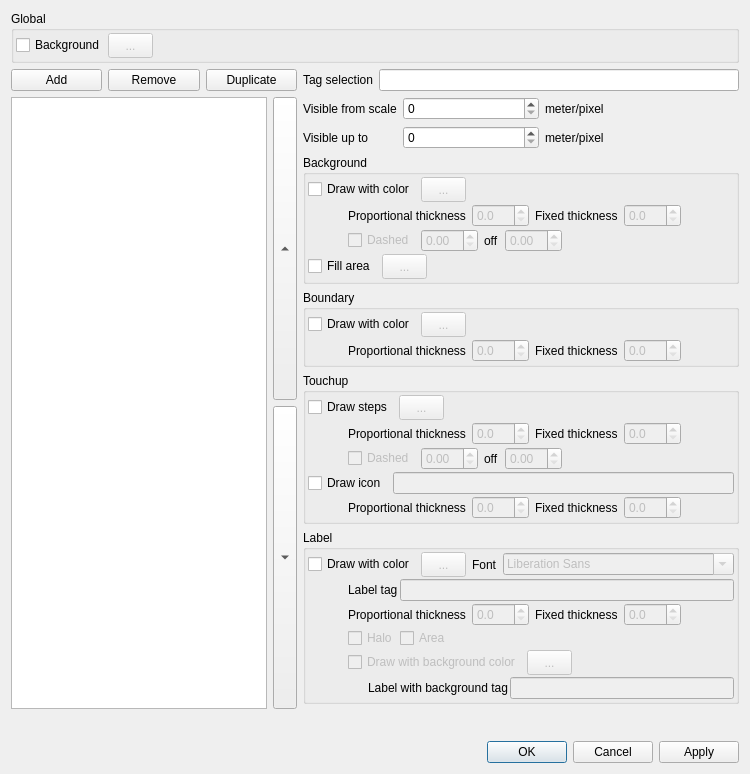
Before: the Qt Designer form src/PaintStyle/PaintStyleEditor.ui in openstreetmap/merkaartor, drawn with Qt 5.
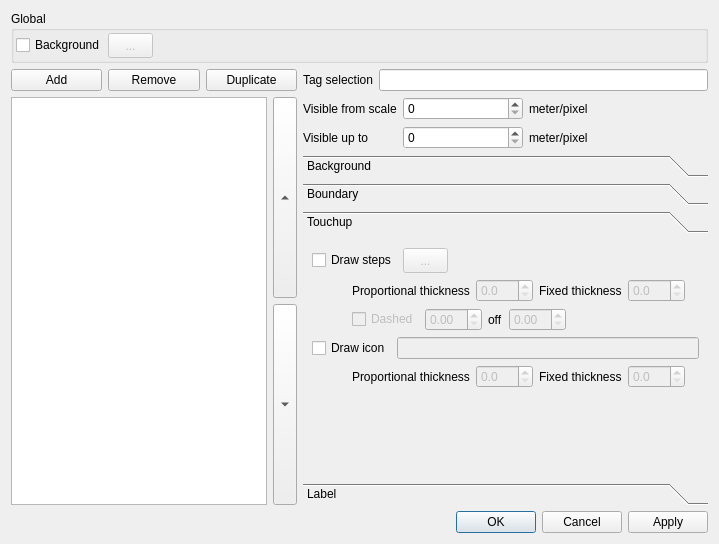
After: the same form once the commit is applied. The open tabs and pages were chosen to show the change.

Commit message: FIX : Fit the style editor in 1024x600 resolution (fixes #1609)

Diff of the .ui file:
```diff
--- a/src/PaintStyle/PaintStyleEditor.ui
+++ b/src/PaintStyle/PaintStyleEditor.ui
@@ -1,13 +1,13 @@
 <?xml version="1.0" encoding="UTF-8"?>
 <ui version="4.0">
  <class>PaintStyleEditor</class>
- <widget class="QDialog" name="PaintStyleEditor">
-  <property name="geometry">
+ <widget class="QDialog" name="PaintStyleEditor" >
+  <property name="geometry" >
    <rect>
     <x>0</x>
     <y>0</y>
-    <width>727</width>
-    <height>774</height>
+    <width>719</width>
+    <height>544</height>
    </rect>
   </property>
   <property name="windowTitle">
@@ -271,20 +271,35 @@
         </layout>
        </item>
        <item>
-        <widget class="QGroupBox" name="groupBox_2">
-         <property name="title">
+        <widget class="QToolBox" name="tbStyle" >
+         <property name="minimumSize" >
+          <size>
+           <width>400</width>
+           <height>350</height>
+          </size>
+         </property>
+         <property name="currentIndex" >
+          <number>0</number>
+         </property>
+         <property name="tabSpacing" >
+          <number>6</number>
+         </property>
+         <widget class="QWidget" name="pgBackground" >
+          <property name="geometry" >
+           <rect>
+            <x>0</x>
+            <y>0</y>
+            <width>400</width>
+            <height>238</height>
+           </rect>
+          </property>
+          <attribute name="label" >
           <string>Background</string>
-         </property>
-         <layout class="QVBoxLayout" name="verticalLayout_2">
-          <property name="spacing">
-           <number>2</number>
-          </property>
-          <property name="margin">
-           <number>2</number>
-          </property>
+          </attribute>
+          <layout class="QVBoxLayout" name="verticalLayout_9" >
           <item>
-           <layout class="QHBoxLayout">
-            <property name="spacing">
+            <layout class="QHBoxLayout" >
+             <property name="spacing" >
              <number>6</number>
             </property>
             <property name="margin">
@@ -329,8 +344,8 @@
            </layout>
           </item>
           <item>
-           <layout class="QHBoxLayout">
-            <property name="spacing">
+            <layout class="QHBoxLayout" >
+             <property name="spacing" >
              <number>6</number>
             </property>
             <property name="margin">
@@ -408,8 +423,8 @@
            </layout>
           </item>
           <item>
-           <layout class="QHBoxLayout">
-            <property name="spacing">
+            <layout class="QHBoxLayout" >
+             <property name="spacing" >
              <number>6</number>
             </property>
             <property name="margin">
@@ -478,8 +493,8 @@
            </layout>
           </item>
           <item>
-           <layout class="QHBoxLayout">
-            <property name="spacing">
+            <layout class="QHBoxLayout" >
+             <property name="spacing" >
              <number>6</number>
             </property>
             <property name="margin">
@@ -523,24 +538,37 @@
             </item>
            </layout>
           </item>
-         </layout>
-        </widget>
-       </item>
-       <item>
-        <widget class="QGroupBox" name="groupBox">
-         <property name="title">
+           <item>
+            <spacer name="verticalSpacer_2" >
+             <property name="orientation" >
+              <enum>Qt::Vertical</enum>
+             </property>
+             <property name="sizeHint" stdset="0" >
+              <size>
+               <width>20</width>
+               <height>40</height>
+              </size>
+             </property>
+            </spacer>
+           </item>
+          </layout>
+         </widget>
+         <widget class="QWidget" name="pgBoundary" >
+          <property name="geometry" >
+           <rect>
+            <x>0</x>
+            <y>0</y>
+            <width>400</width>
+            <height>238</height>
+           </rect>
+          </property>
+          <attribute name="label" >
           <string>Boundary</string>
-         </property>
-         <layout class="QVBoxLayout" name="verticalLayout">
-          <property name="spacing">
-           <number>2</number>
-          </property>
-          <property name="margin">
-           <number>2</number>
-          </property>
+          </attribute>
+          <layout class="QVBoxLayout" name="verticalLayout_2" >
           <item>
-           <layout class="QHBoxLayout">
-            <property name="spacing">
+            <layout class="QHBoxLayout" >
+             <property name="spacing" >
              <number>6</number>
             </property>
             <property name="margin">
@@ -585,8 +613,8 @@
            </layout>
           </item>
           <item>
-           <layout class="QHBoxLayout">
-            <property name="spacing">
+            <layout class="QHBoxLayout" >
+             <property name="spacing" >
              <number>6</number>
             </property>
             <property name="margin">
@@ -663,24 +691,37 @@
             </item>
            </layout>
           </item>
-         </layout>
-        </widget>
-       </item>
-       <item>
-        <widget class="QGroupBox" name="groupBox_3">
-         <property name="title">
+           <item>
+            <spacer name="verticalSpacer_3" >
+             <property name="orientation" >
+              <enum>Qt::Vertical</enum>
+             </property>
+             <property name="sizeHint" stdset="0" >
+              <size>
+               <width>20</width>
+               <height>40</height>
+              </size>
+             </property>
+            </spacer>
+           </item>
+          </layout>
+         </widget>
+         <widget class="QWidget" name="pgTouchup" >
+          <property name="geometry" >
+           <rect>
+            <x>0</x>
+            <y>0</y>
+            <width>400</width>
+            <height>238</height>
+           </rect>
+          </property>
+          <attribute name="label" >
           <string>Touchup</string>
-         </property>
-         <layout class="QVBoxLayout" name="verticalLayout_3">
-          <property name="spacing">
-           <number>2</number>
-          </property>
-          <property name="margin">
-           <number>2</number>
-          </property>
+          </attribute>
+          <layout class="QVBoxLayout" name="verticalLayout" >
           <item>
-           <layout class="QHBoxLayout">
-            <property name="spacing">
+            <layout class="QHBoxLayout" >
+             <property name="spacing" >
              <number>6</number>
             </property>
             <property name="margin">
@@ -725,8 +766,8 @@
            </layout>
           </item>
           <item>
-           <layout class="QHBoxLayout">
-            <property name="spacing">
+            <layout class="QHBoxLayout" >
+             <property name="spacing" >
              <number>6</number>
             </property>
             <property name="margin">
@@ -804,8 +845,8 @@
            </layout>
           </item>
           <item>
-           <layout class="QHBoxLayout">
-            <property name="spacing">
+            <layout class="QHBoxLayout" >
+             <property name="spacing" >
              <number>6</number>
             </property>
             <property name="margin">
@@ -874,8 +915,8 @@
            </layout>
           </item>
           <item>
-           <layout class="QHBoxLayout">
-            <property name="spacing">
+            <layout class="QHBoxLayout" >
+             <property name="spacing" >
              <number>6</number>
             </property>
             <property name="margin">
@@ -898,8 +939,8 @@
            </layout>
           </item>
           <item>
-           <layout class="QHBoxLayout" name="_2">
-            <property name="spacing">
+            <layout class="QHBoxLayout" name="_2" >
+             <property name="spacing" >
              <number>6</number>
             </property>
             <property name="margin">
@@ -976,24 +1017,37 @@
             </item>
            </layout>
           </item>
-         </layout>
-        </widget>
-       </item>
-       <item>
-        <widget class="QGroupBox" name="groupBox_4">
-         <property name="title">
+           <item>
+            <spacer name="verticalSpacer_4" >
+             <property name="orientation" >
+              <enum>Qt::Vertical</enum>
+             </property>
+             <property name="sizeHint" stdset="0" >
+              <size>
+               <width>20</width>
+               <height>40</height>
+              </size>
+             </property>
+            </spacer>
+           </item>
+          </layout>
+         </widget>
+         <widget class="QWidget" name="pgLabel" >
+          <property name="geometry" >
+           <rect>
+            <x>0</x>
+            <y>0</y>
+            <width>400</width>
+            <height>238</height>
+           </rect>
+          </property>
+          <attribute name="label" >
           <string>Label</string>
-         </property>
-         <layout class="QVBoxLayout" name="verticalLayout_4">
-          <property name="spacing">
-           <number>2</number>
-          </property>
-          <property name="margin">
-           <number>2</number>
-          </property>
+          </attribute>
+          <layout class="QVBoxLayout" name="verticalLayout_3" >
           <item>
-           <layout class="QHBoxLayout" name="_5">
-            <property name="spacing">
+            <layout class="QHBoxLayout" name="_5" >
+             <property name="spacing" >
              <number>6</number>
             </property>
             <property name="margin">
@@ -1052,7 +1106,7 @@
            </layout>
           </item>
           <item>
-           <layout class="QHBoxLayout" name="horizontalLayout_3">
+            <layout class="QHBoxLayout" name="horizontalLayout_3" >
             <item>
              <spacer name="horizontalSpacer_2">
               <property name="orientation">
@@ -1086,8 +1140,8 @@
            </layout>
           </item>
           <item>
-           <layout class="QHBoxLayout" name="horizontallayout_3">
-            <property name="spacing">
+            <layout class="QHBoxLayout" name="horizontallayout_3" >
+             <property name="spacing" >
              <number>6</number>
             </property>
             <property name="margin">
@@ -1165,7 +1219,7 @@
            </layout>
           </item>
           <item>
-           <layout class="QHBoxLayout" name="horizontalLayout_5">
+            <layout class="QHBoxLayout" name="horizontalLayout_5" >
             <item>
              <spacer name="horizontalSpacer_4">
               <property name="orientation">
@@ -1218,8 +1272,8 @@
            </layout>
           </item>
           <item>
-           <layout class="QHBoxLayout" name="_4">
-            <property name="spacing">
+            <layout class="QHBoxLayout" name="_4" >
+             <property name="spacing" >
              <number>6</number>
             </property>
             <property name="margin">
@@ -1283,7 +1337,7 @@
            </layout>
           </item>
           <item>
-           <layout class="QHBoxLayout" name="horizontalLayout_4">
+            <layout class="QHBoxLayout" name="horizontalLayout_4" >
             <item>
              <spacer name="horizontalSpacer_3">
               <property name="orientation">
@@ -1316,26 +1370,27 @@
             </item>
            </layout>
           </item>
-         </layout>
-        </widget>
-       </item>
        <item>
-        <spacer>
-         <property name="orientation">
+            <spacer name="verticalSpacer_5" >
+             <property name="orientation" >
           <enum>Qt::Vertical</enum>
          </property>
-         <property name="sizeHint" stdset="0">
+             <property name="sizeHint" stdset="0" >
           <size>
-           <width>407</width>
-           <height>20</height>
+               <width>20</width>
+               <height>40</height>
           </size>
          </property>
         </spacer>
        </item>
       </layout>
+         </widget>
+        </widget>
      </item>
     </layout>
    </item>
+    </layout>
+   </item>
    <item>
     <spacer name="verticalSpacer">
      <property name="orientation">
```
Left out of the diff: 943 changed lines with no effect on the pictures. Lines whose indentation alone changed are shown as unchanged. The commit also changes 7 other files.
